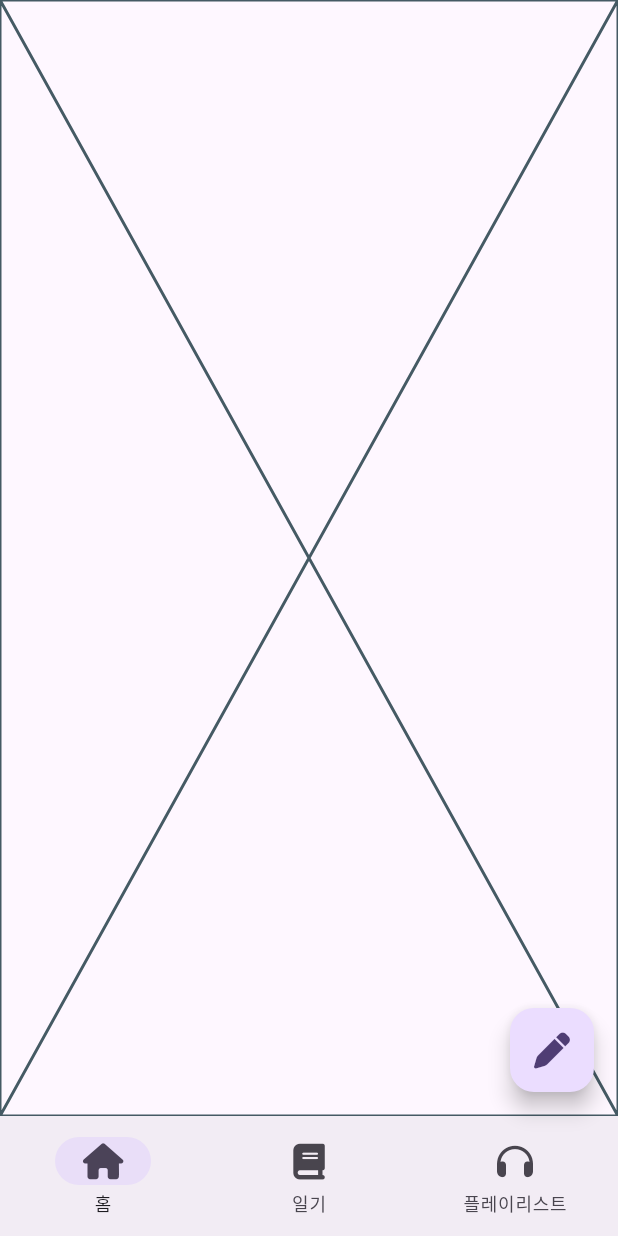
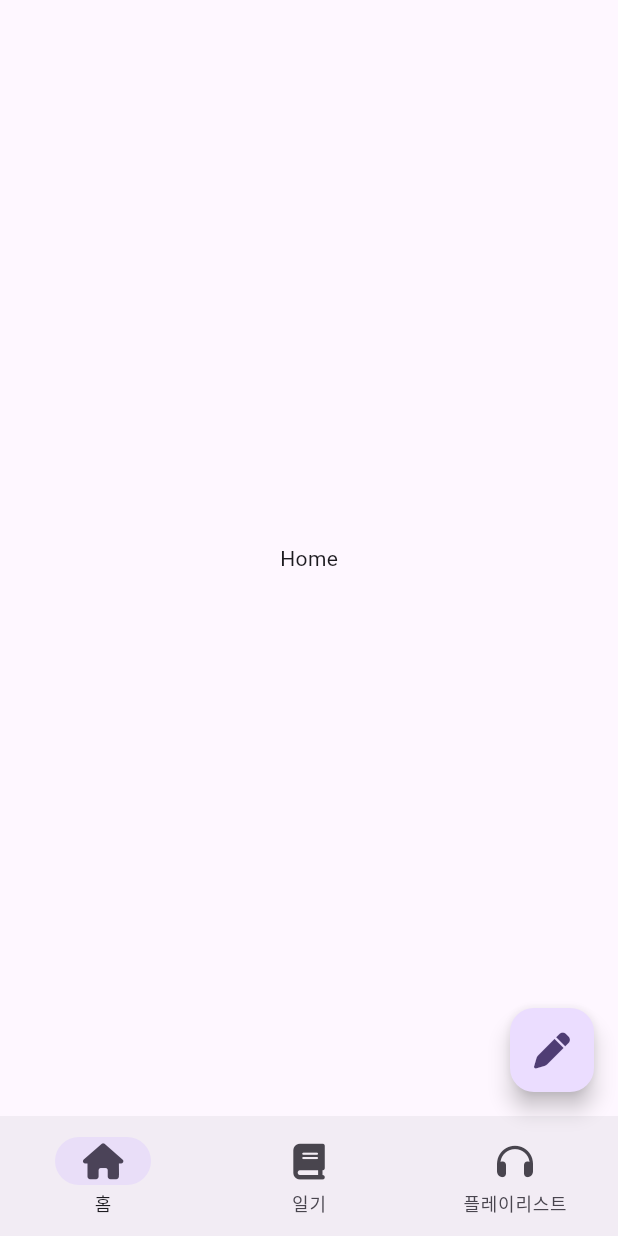
Before and after one commit to boridosa/emolist, a Flutter app: the screen it shows after launch, on a phone screen of 412 x 824 dp. Run offline on Flutter 3.47's test engine with Material 3 defaults, Android fonts, the light colour scheme and no system bars; our stand-ins replace font_awesome_flutter, go_router.

Commit message:
✨ add router and routes for home, diary and playlist screens

```diff
--- a/lib/src/app.dart
+++ b/lib/src/app.dart
@@ -1,21 +1,88 @@
 import 'package:flutter/material.dart';
+import 'package:go_router/go_router.dart';
 
+import 'constants/route_path.dart';
 import 'screens/main_screen.dart';
+
+final mainNavigatorKey = GlobalKey<NavigatorState>(debugLabel: 'main shell');
 
 class App extends StatelessWidget {
   const App({super.key});
 
   @override
   Widget build(BuildContext context) {
-    return MaterialApp(
+    return MaterialApp.router(
       title: 'Emolist',
       theme: ThemeData(
         colorScheme: ColorScheme.fromSeed(seedColor: Colors.deepPurple),
         useMaterial3: true,
       ),
-      home: const MainScreen(
-        body: Placeholder(),
+      routerConfig: GoRouter(
+        debugLogDiagnostics: true,
+        initialLocation: RoutePath.home.path,
+        routes: [
+          _createMainRoute(),
+        ],
       ),
     );
   }
+
+  RouteBase _createMainRoute() {
+    return ShellRoute(
+      navigatorKey: mainNavigatorKey,
+      builder: (context, state, child) => MainScreen(
+        body: child,
+      ),
+      routes: [
+        _createHomeRoute(
+          parentNavigatorKey: mainNavigatorKey,
+        ),
+        _createDiaryRoute(
+          parentNavigatorKey: mainNavigatorKey,
+        ),
+        _createPlaylistRoute(
+          parentNavigatorKey: mainNavigatorKey,
+        ),
+      ],
+    );
+  }
+
+  RouteBase _createHomeRoute({
+    GlobalKey<NavigatorState>? parentNavigatorKey,
+  }) {
+    return GoRoute(
+      path: RoutePath.home.path,
+      pageBuilder: (context, state) => NoTransitionPage(
+        key: state.pageKey,
+        child: const Center(child: Text('Home')),
+      ),
+      parentNavigatorKey: parentNavigatorKey,
+    );
+  }
+
+  RouteBase _createDiaryRoute({
+    GlobalKey<NavigatorState>? parentNavigatorKey,
+  }) {
+    return GoRoute(
+      path: RoutePath.diary.path,
+      pageBuilder: (context, state) => NoTransitionPage(
+        key: state.pageKey,
+        child: const Center(child: Text('Diary')),
+      ),
+      parentNavigatorKey: parentNavigatorKey,
+    );
+  }
+
+  RouteBase _createPlaylistRoute({
+    GlobalKey<NavigatorState>? parentNavigatorKey,
+  }) {
+    return GoRoute(
+      path: RoutePath.playlist.path,
+      pageBuilder: (context, state) => NoTransitionPage(
+        key: state.pageKey,
+        child: const Center(child: Text('Playlist')),
+      ),
+      parentNavigatorKey: parentNavigatorKey,
+    );
+  }
 }
```
